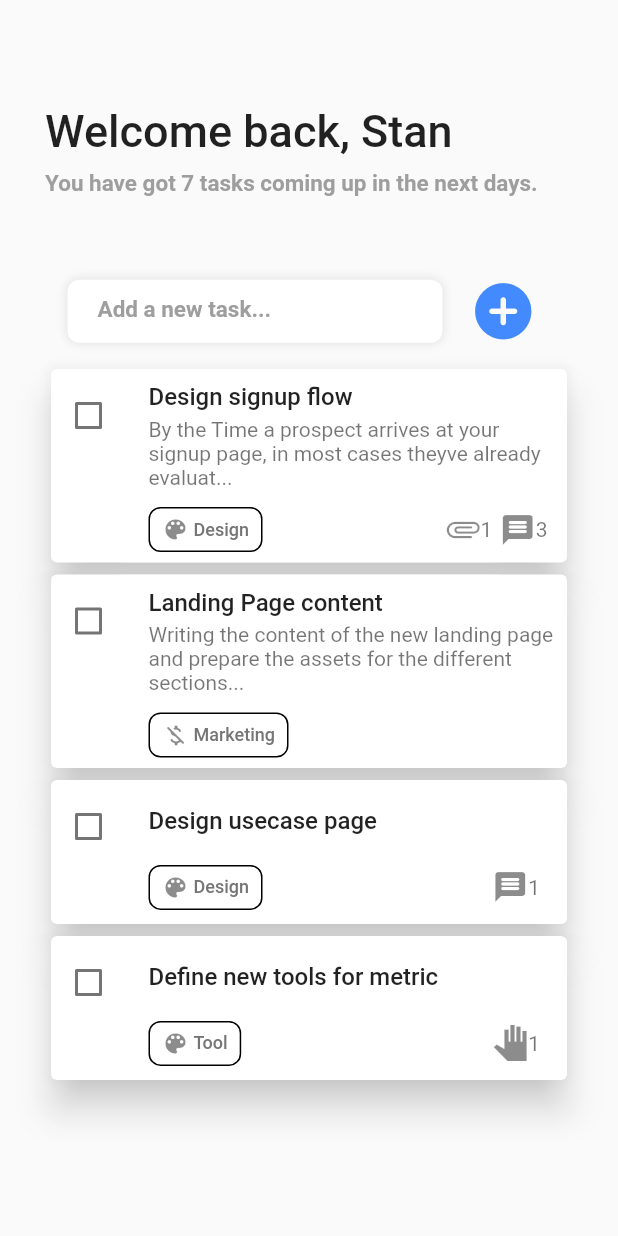
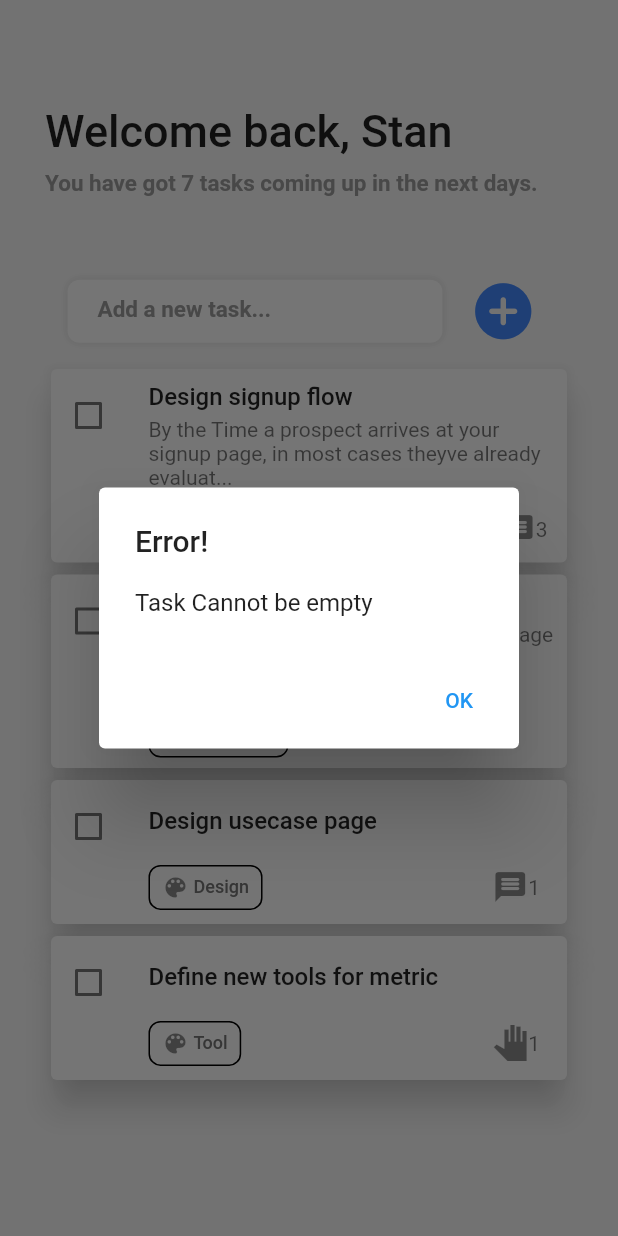
Before and after one commit to AbdulBasitab/Ui_Work, a Flutter app: the screen it shows after launch, after a tap on the "add circle" icon, on a phone screen of 412 x 824 dp. Run offline on Flutter 3.47's test engine with Material 2 defaults, Android fonts, the phone set to English and light mode, and no system bars.

Commit message:
Added add to listview via user input and other

```diff
--- a/lib/Widgets/Task_ui.dart
+++ b/lib/Widgets/Task_ui.dart
@@ -1,10 +1,21 @@
 import 'package:flutter/material.dart';
+import 'package:ui/Models/model.dart';
 
-class NewTask extends StatelessWidget {
+class NewTask extends StatefulWidget {
   const NewTask({
     Key? key,
+    required this.onAddTask,
+    required this.taskController,
   }) : super(key: key);
+  final VoidCallback onAddTask;
+  final TextEditingController taskController;
 
+  @override
+  State<NewTask> createState() => _NewTaskState();
+}
+
+class _NewTaskState extends State<NewTask> {
+  final TextEditingController taskController = TextEditingController();
   @override
   Widget build(BuildContext context) {
     return Row(
@@ -35,7 +46,9 @@ class NewTask extends StatelessWidget {
               ],
               borderRadius: BorderRadius.circular(8),
             ),
-            child: TextField(
+            child: TextFormField(
+              controller: widget.taskController,
+              validator: validateTask,
               showCursor: true,
               cursorColor: Colors.black38,
               cursorWidth: 1,
@@ -57,7 +70,7 @@ class NewTask extends StatelessWidget {
           padding: const EdgeInsets.only(
             bottom: 12,
             left: 5,
-            right: 5,
+            right: 2,
             top: 1,
           ),
           child: IconButton(
@@ -68,10 +81,16 @@ class NewTask extends StatelessWidget {
                 color: Colors.blueAccent,
                 size: 45,
               ),
-            onPressed: () {},
-          ),
+              onPressed: widget.onAddTask),
         )
       ],
     );
   }
 }
+
+String? validateTask(String? value) {
+  if (value!.isEmpty)
+    return 'Text Field Cannot be empty';
+  else
+    return null;
+}
--- a/lib/home_page.dart
+++ b/lib/home_page.dart
@@ -17,6 +17,43 @@ class _HomePageState extends State<HomePage> {
   bool check2 = false;
   bool check3 = false;
   bool check4 = false;
+
+  final taskController = TextEditingController();
+
+  void addToListMethod() {
+    return setState(
+      () {
+        if (taskController.text.isNotEmpty &&
+            taskController.text.trim().isNotEmpty) {
+          Task.taskList.add(Task(
+              title: taskController.text,
+              subText: '',
+              tag: Icons.color_lens_rounded,
+              tagText: 'Design',
+              notifiText1: '',
+              notifiText2: ''));
+          taskController.text = '';
+        } else if (taskController.text.isEmpty) {
+          showDialog<void>(
+              context: context,
+              builder: (BuildContext context) {
+                return AlertDialog(
+                  title: const Text('Error!'),
+                  content: const Text('Task Cannot be empty'),
+                  actions: <Widget>[
+                    TextButton(
+                      onPressed: () {
+                        Navigator.pop(context);
+                      },
+                      child: const Text('OK'),
+                    ),
+                  ],
+                );
+              });
+        }
+      },
+    );
+  }
 
   @override
   Widget build(BuildContext context) {
@@ -51,7 +88,10 @@ class _HomePageState extends State<HomePage> {
               ),
             ),
             const SizedBox(height: 45),
-            const NewTask(),
+            NewTask(
+              onAddTask: addToListMethod,
+              taskController: taskController,
+            ),
             Expanded(
               child: ListView(
                   padding: EdgeInsets.zero,
```
Lines whose indentation alone changed are shown as unchanged.
